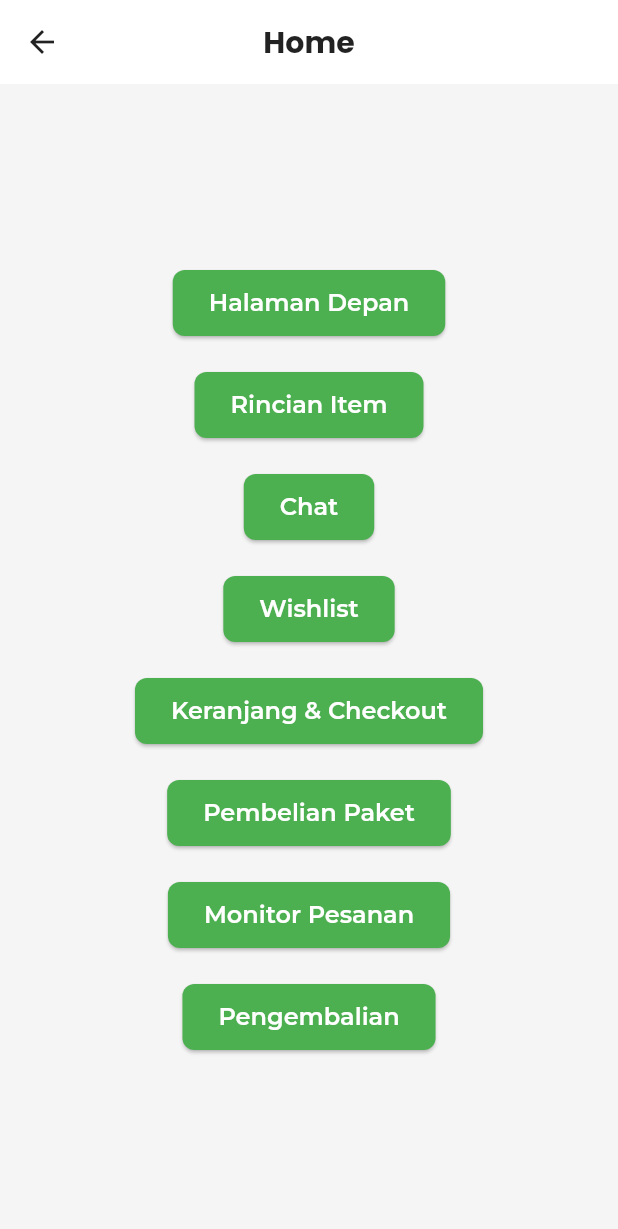
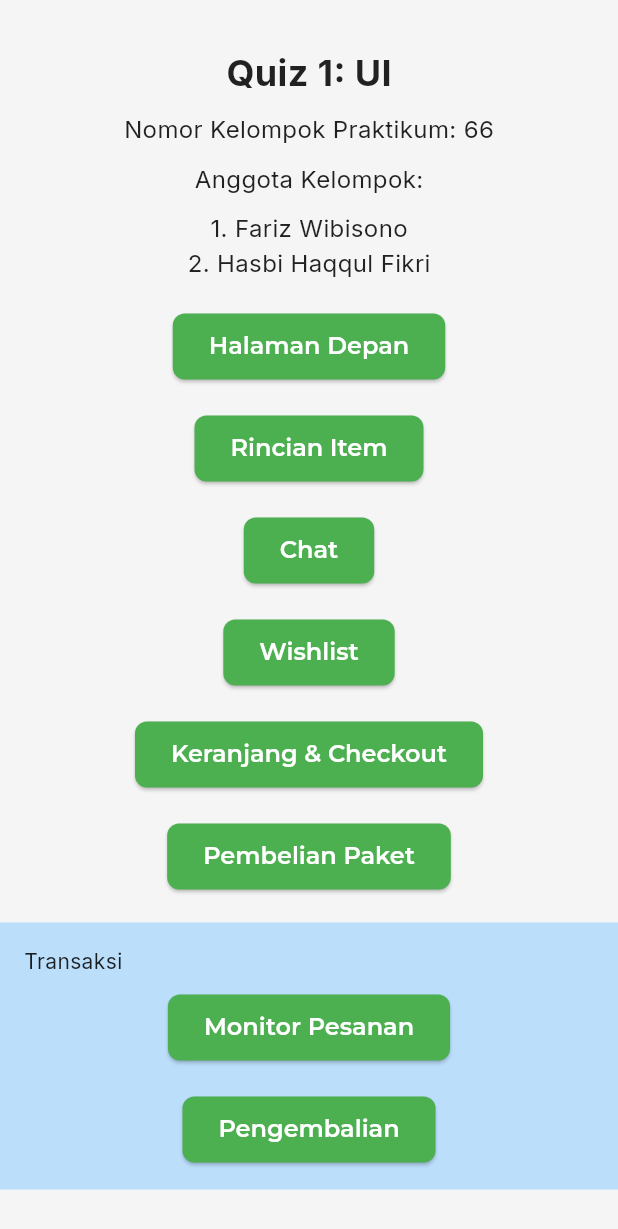
Before and after one commit to frzxw/quiz_provis_c1_2025, a Flutter app: the NavigationScreen screen opened directly, on a phone screen of 412 x 824 dp. Shown: the top 1229 px of the screen. Run offline on Flutter 3.47's test engine with Material 3 defaults, Android fonts, the light colour scheme and no system bars; our stand-ins replace google_fonts.

Commit message:
add navigation screen and update routing for improved navigation flow

```diff
--- a/lib/screens/navigation_screen.dart
+++ b/lib/screens/navigation_screen.dart
@@ -6,11 +6,34 @@ class NavigationScreen extends StatelessWidget {
   @override
   Widget build(BuildContext context) {
     return Scaffold(
-      appBar: AppBar(title: const Text('Home')),
       body: Center(
         child: Column(
           mainAxisAlignment: MainAxisAlignment.center,
           children: <Widget>[
+            const Text(
+              'Quiz 1: UI',
+              style: TextStyle(fontSize: 24, fontWeight: FontWeight.bold),
+            ),
+            const SizedBox(height: 10),
+            const Text(
+              'Nomor Kelompok Praktikum: 66',
+              style: TextStyle(fontSize: 16),
+            ),
+            const SizedBox(height: 10),
+            const Text(
+              'Anggota Kelompok:',
+              style: TextStyle(fontSize: 16),
+            ),
+            const SizedBox(height: 10),
+            const Text(
+              '1. Fariz Wibisono',
+              style: TextStyle(fontSize: 16),
+            ),
+            const Text(
+              '2. Hasbi Haqqul Fikri',
+              style: TextStyle(fontSize: 16),
+            ),
+            const SizedBox(height: 20),
             ElevatedButton(
               onPressed: () {
                 Navigator.pushNamed(context, '/home');
@@ -45,13 +68,6 @@ class NavigationScreen extends StatelessWidget {
               },
               child: const Text('Keranjang & Checkout'),
             ),
-            // const SizedBox(height: 20),
-            // ElevatedButton(
-            //   onPressed: () {
-            //     Navigator.pushNamed(context, '/checkout');
-            //   },
-            //   child: const Text('Checkout'),
-            // ),
             const SizedBox(height: 20),
             ElevatedButton(
               onPressed: () {
@@ -60,6 +76,20 @@ class NavigationScreen extends StatelessWidget {
               child: const Text('Pembelian Paket'),
             ),
             const SizedBox(height: 20),
+            Container(
+              color: Colors.blue[100],
+              padding: const EdgeInsets.all(16),
+              constraints: BoxConstraints(maxWidth: 600),
+              child: Column(
+                children: [
+                  const Align(
+                    alignment: Alignment.centerLeft,
+                    child: Text(
+                      'Transaksi',
+                      textAlign: TextAlign.left,
+                    ),
+                  ),
+                  const SizedBox(height: 10),
                   ElevatedButton(
                     onPressed: () {
                       Navigator.pushNamed(context, '/orderMonitoring');
@@ -76,6 +106,9 @@ class NavigationScreen extends StatelessWidget {
                 ],
               ),
             ),
+          ],
+        ),
+      ),
     );
   }
 }
```
Also changed, not shown: lib/main.dart (+16 -2 lines). Lines whose indentation alone changed are shown as unchanged.
